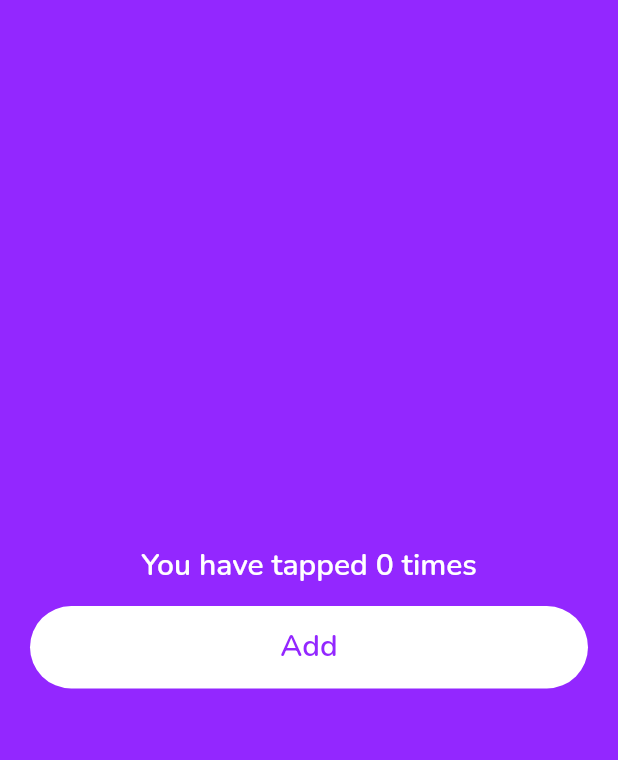
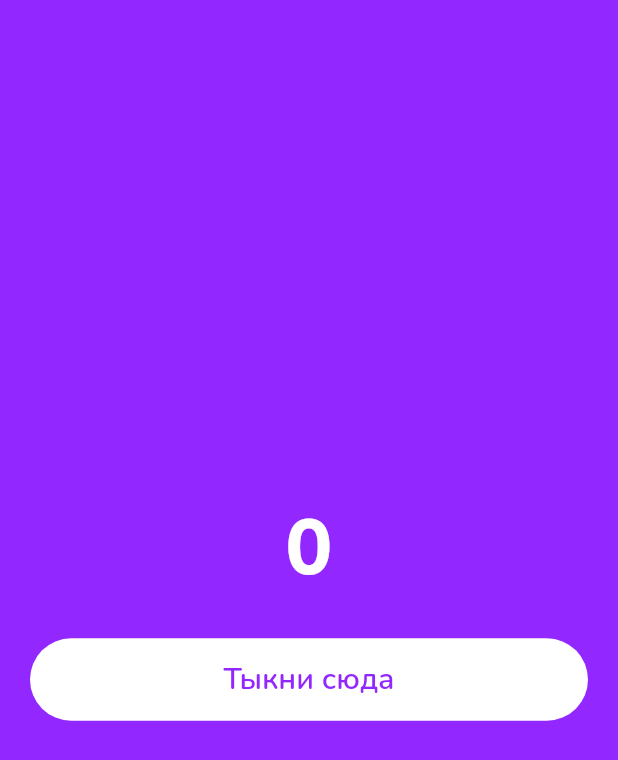
Before and after one commit to breitburg/zephyr, a Flutter app: the screen it shows after launch, on a phone screen of 412 x 824 dp. Shown: the top 760 px of the screen. Run offline on Flutter 3.47's test engine with Material 2 defaults, Android fonts, the light colour scheme and no system bars.

Commit message:
New Lab version

```diff
--- a/example/lib/main.dart
+++ b/example/lib/main.dart
@@ -30,10 +30,13 @@ class _FirstScreenState extends State<FirstScreen> {
         child: Column(
           mainAxisAlignment: MainAxisAlignment.center,
           children: [
-            Text('You have tapped $times times'),
-            SizedBox(height: 15),
+            Text(
+              times.toString(),
+              style: Theme.of(context).typography.gigantic,
+            ),
+            SizedBox(height: 30),
             PushButton(
-              child: Text('Add'),
+              child: Text('Тыкни сюда'),
               onTap: () => setState(() => times += 1),
             ),
           ],
--- a/example/pubspec.yaml
+++ b/example/pubspec.yaml
@@ -1,6 +1,6 @@
 name: zephyrlab
 description: A Zephyr laboratory
-version: 1.0.0+1
+version: 1.0.0+2
 publish_to: none
 
 environment:
--- a/lib/src/ui/button.dart
+++ b/lib/src/ui/button.dart
@@ -25,7 +25,15 @@ class PushButton extends StatelessWidget {
         constraints: BoxConstraints.tightFor(height: 55),
         child: Theme(
           data: Theme.of(context).dim(),
-          child: child,
+          child: Builder(
+            builder: (BuildContext context) {
+              return DefaultTextStyle(
+                child: child,
+                textAlign: TextAlign.center,
+                style: Theme.of(context).typography.body,
+              );
+            },
+          ),
         ),
       ),
     );
--- a/lib/src/ui/interactive.dart
+++ b/lib/src/ui/interactive.dart
@@ -51,7 +51,7 @@ class _InteractableState extends State<Interactable>
     );
 
     _scale = _controller.drive(
-      CurveTween(curve: Curves.easeInOutCirc),
+      CurveTween(curve: Curves.easeInOutCubic),
     );
 
     super.initState();
```
Also changed, not shown: 1 other file.
